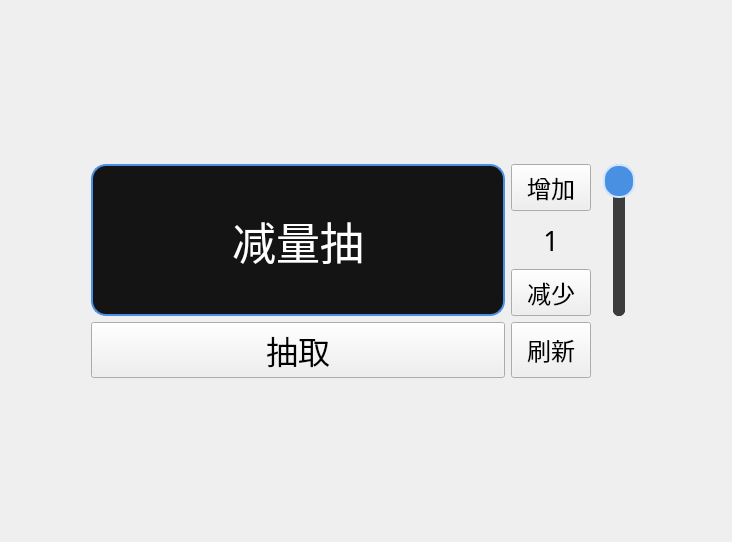
Before: the Qt Designer form ui/WidgetLift.ui in HQZ-OhNone/randname, drawn with Qt 5.
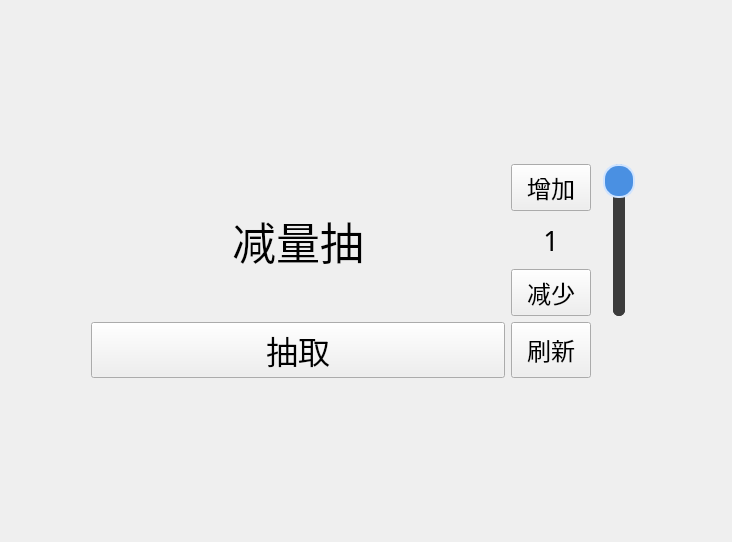
After: the same form once the commit is applied.

Diff of the .ui file:
```diff
--- a/ui/WidgetLift.ui
+++ b/ui/WidgetLift.ui
@@ -254,16 +254,6 @@
        <pointsize>33</pointsize>
       </font>
      </property>
-     <property name="styleSheet">
-      <string notr="true">QLabel {
-    background-color: rgba(20, 20, 20, 255);  /* 深色背景 */
-    border: 2px solid #4A90E2;                /* 蓝色边框 */
-    border-radius: 15px;                      /* 圆角半径 */
-    padding: 8px;                             /* 内边距 */
-    color: white;                             /* 字体颜色 */
-}
-</string>
-     </property>
      <property name="text">
       <string>减量抽</string>
      </property>
```
